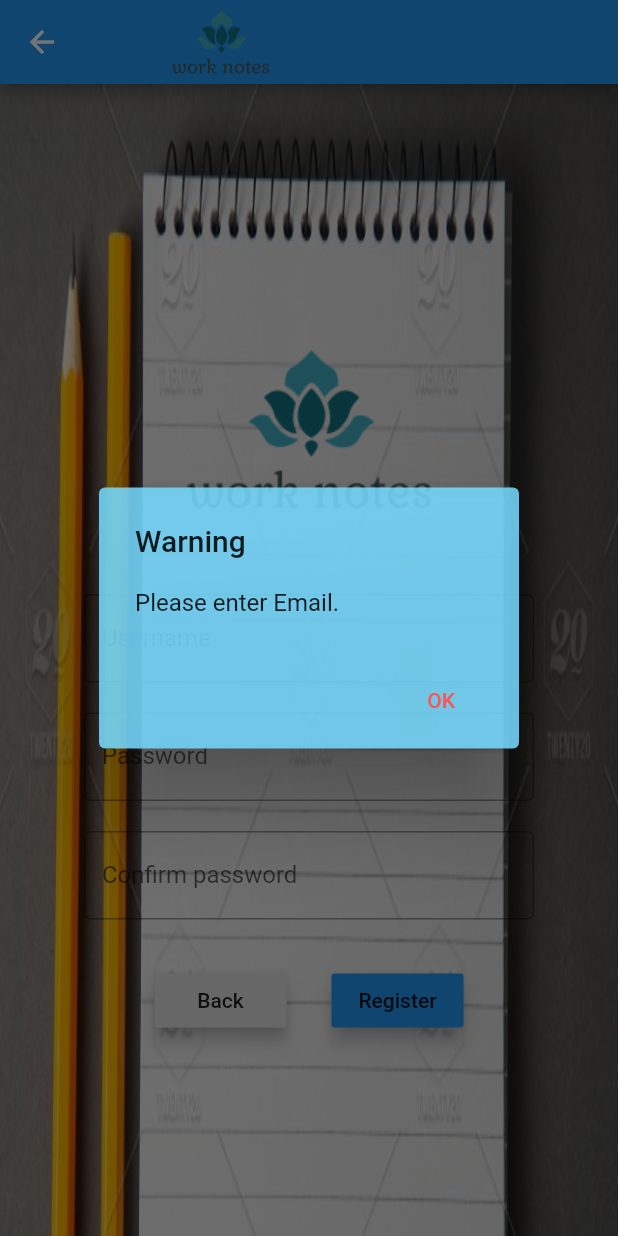
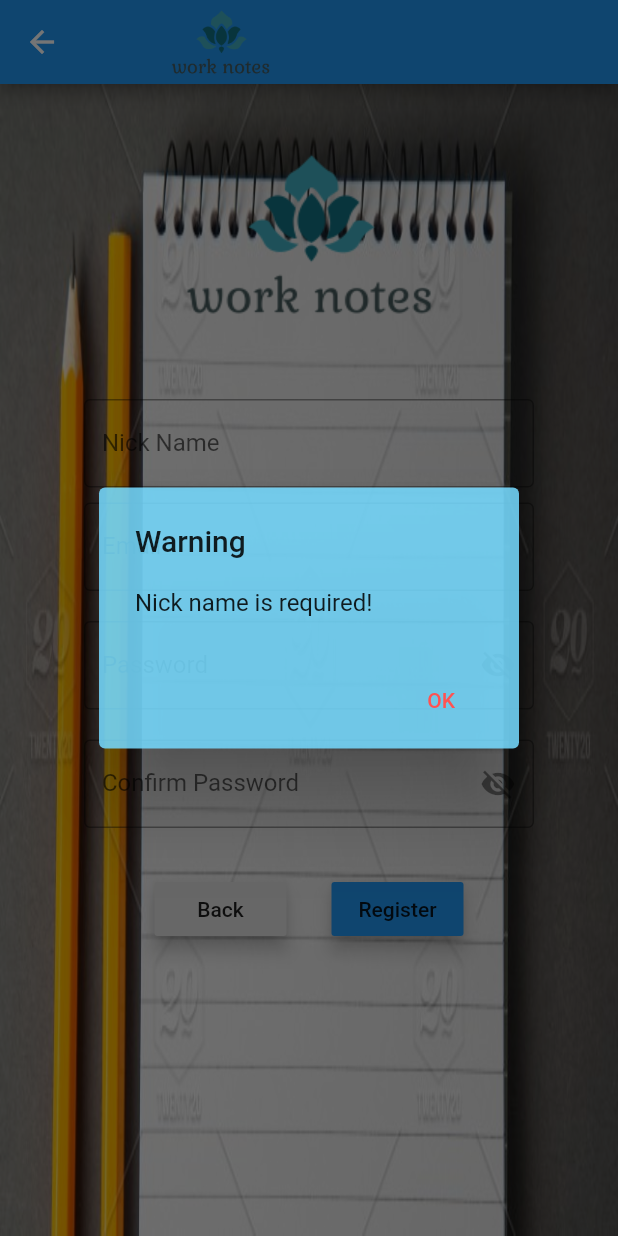
Before and after one commit to hieud1245k/work-notes, a Flutter app: the RegisterView screen opened directly, after a tap on "Register", on a phone screen of 412 x 824 dp. Run offline on Flutter 3.47's test engine with Material 2 defaults, Android fonts, the phone set to English and light mode, and no system bars; our stand-ins replace firebase_auth, firebase_core, firebase_database, toast; missing offline and left inert: dart:html, firebase, firebase_db_web_unofficial; accounts and stored records are empty; network calls fail.

Commit message:
Add nick name field, loading when register, format code

```diff
--- /dev/null
+++ b/lib/constant/Constant.dart
@@ -0,0 +1,5 @@
+class Constant {
+
+  static final String SIGN_IN_SUCCESS = "Sign in";
+  static final String SIGN_UP_SUCCESS = "Sign up";
+}
--- a/lib/service/AuthenticationService.dart
+++ b/lib/service/AuthenticationService.dart
@@ -1,4 +1,5 @@
 import 'package:firebase_auth/firebase_auth.dart';
+import 'package:worknotes/constant/Constant.dart';
 
 class AuthenticationService {
   final FirebaseAuth _firebaseAuth;
@@ -22,7 +23,7 @@ class AuthenticationService {
   Future<String> signIn({String email, String password}) async {
     try {
       await _firebaseAuth.signInWithEmailAndPassword(email: email, password: password);
-      return "Signed in";
+      return Constant.SIGN_IN_SUCCESS;
     } on FirebaseAuthException catch (e) {
       return e.message;
     }
@@ -35,7 +36,7 @@ class AuthenticationService {
   Future<String> signUp({String email, String password}) async {
     try {
       await _firebaseAuth.createUserWithEmailAndPassword(email: email, password: password);
-      return "Signed up";
+      return Constant.SIGN_UP_SUCCESS;
     } on FirebaseAuthException catch (e) {
       return e.message;
     }
--- a/lib/views/register/register_view.dart
+++ b/lib/views/register/register_view.dart
@@ -1,21 +1,37 @@
+import 'package:firebase_auth/firebase_auth.dart';
+import 'package:firebase_db_web_unofficial/firebasedbwebunofficial.dart';
 import 'package:flutter/material.dart';
-import 'package:worknotes/views/login/login_view.dart';
-import 'package:worknotes/widgets/navigation_bar/navigation_bar.dart';
+import 'package:provider/provider.dart';
+import 'package:worknotes/constant/Constant.dart';
 import 'package:worknotes/service/AuthenticationService.dart';
-import 'package:provider/provider.dart';
-import 'package:firebase_auth/firebase_auth.dart';
 
-Future<void> main() async {}
+final GlobalKey<ScaffoldState> _scaffoldKey = new GlobalKey<ScaffoldState>();
 
-class RegisterView extends StatelessWidget {
+class RegisterView extends StatefulWidget {
+  @override
+  State<StatefulWidget> createState() {
+    return _RegisterViewPage();
+  }
+}
+
+class _RegisterViewPage extends State<RegisterView> {
   final TextEditingController emailController = TextEditingController();
+  final TextEditingController nickNameController = TextEditingController();
   final TextEditingController passwordController = TextEditingController();
   final TextEditingController confirmPasswordController =
       TextEditingController();
 
+  var _isObscure = true;
+
+  @override
+  void initState() {
+    super.initState();
+  }
+
   @override
   Widget build(BuildContext context) {
     return Scaffold(
+      key: _scaffoldKey,
       appBar: AppBar(
         title: SizedBox(
           height: 80,
@@ -28,8 +44,7 @@ class RegisterView extends StatelessWidget {
               image: DecorationImage(
                   image: AssetImage("assets/background.jpg"),
                   fit: BoxFit.fill)),
-          child: Padding(
-            padding: const EdgeInsets.only(top: 130),
+          child: Center(
             child: Container(
               child: Column(
                 children: [
@@ -39,10 +54,24 @@ class RegisterView extends StatelessWidget {
                     child: Padding(
                       padding: const EdgeInsets.only(top: 10),
                       child: TextField(
+                        controller: nickNameController,
+                        decoration: InputDecoration(
+                          border: OutlineInputBorder(),
+                          labelText: 'Nick Name',
+                        ),
+                        onChanged: (text) {},
+                      ),
+                    ),
+                  ),
+                  Container(
+                    width: 300,
+                    child: Padding(
+                      padding: const EdgeInsets.only(top: 10),
+                      child: TextField(
                         controller: emailController,
                         decoration: InputDecoration(
                           border: OutlineInputBorder(),
-                          labelText: 'Username',
+                          labelText: 'Email',
                         ),
                         onChanged: (text) {},
                       ),
@@ -54,11 +83,19 @@ class RegisterView extends StatelessWidget {
                       padding: const EdgeInsets.only(top: 20),
                       child: TextField(
                         controller: passwordController,
-                        obscureText: true,
+                        obscureText: _isObscure,
                         decoration: InputDecoration(
-                          border: OutlineInputBorder(),
-                          labelText: 'Password',
-                        ),
+                            border: OutlineInputBorder(),
+                            labelText: 'Password',
+                            suffixIcon: IconButton(
+                                onPressed: () {
+                                  setState(() {
+                                    _isObscure = !_isObscure;
+                                  });
+                                },
+                                icon: Icon(_isObscure
+                                    ? Icons.visibility_off
+                                    : Icons.visibility))),
                       ),
                     ),
                   ),
@@ -68,11 +105,19 @@ class RegisterView extends StatelessWidget {
                       padding: const EdgeInsets.only(top: 20),
                       child: TextField(
                         controller: confirmPasswordController,
-                        obscureText: true,
+                        obscureText: _isObscure,
                         decoration: InputDecoration(
-                          border: OutlineInputBorder(),
-                          labelText: 'Confirm password',
-                        ),
+                            border: OutlineInputBorder(),
+                            labelText: 'Confirm Password',
+                            suffixIcon: IconButton(
+                                onPressed: () {
+                                  setState(() {
+                                    _isObscure = !_isObscure;
+                                  });
+                                },
+                                icon: Icon(_isObscure
+                                    ? Icons.visibility_off
+                                    : Icons.visibility))),
                       ),
                     ),
                   ),
@@ -83,6 +128,7 @@ class RegisterView extends StatelessWidget {
                       children: [
                         Padding(
                           padding: const EdgeInsets.only(right: 30),
+                          // ignore: deprecated_member_use
                           child: RaisedButton(
                             onPressed: () {
                               Navigator.pop(context);
@@ -91,41 +137,60 @@ class RegisterView extends StatelessWidget {
                             elevation: 5.0,
                           ),
                         ),
+                        // ignore: deprecated_member_use
                         RaisedButton(
                           color: Colors.blue,
-                          onPressed: () async {
-                            if (emailController.text.isEmpty)
-                            {
-                              showAlertDialog(context, "Please enter Email.");
-                            }
-                            else if (passwordController.text.isEmpty)
-                            {
-                              showAlertDialog(context, "Please enter Password.");
-                            }
-                            else if (confirmPasswordController.text.isEmpty)
-                            {
-                              showAlertDialog(context, "Please enter ConfirmPassword.");
-                            }
-                            else if (passwordController.text ==
+                          onPressed: () {
+                            if (nickNameController.text.trim().isEmpty) {
+                              showAlertDialog(context, "Nick name is required!");
+                            } else if (!emailController.text
+                                .toString()
+                                .trim()
+                                .isValidEmail()) {
+                              showAlertDialog(context, "Email format is incorrect!");
+                            } else if (passwordController.text !=
                                 confirmPasswordController.text) {
-                              try {
-                                UserCredential userCredential =
-                                    await FirebaseAuth.instance
-                                        .createUserWithEmailAndPassword(
-                                            email: emailController.text.trim(),
-                                            password: passwordController.text.trim());
-                                Navigator.pop(context);
-                              } on FirebaseAuthException catch (e) {
-                                if (e.code == 'weak-password') {
-                                  showAlertDialog(context, "The password provided is too weak.");
-                                } else if (e.code == 'email-already-in-use') {
-                                  showAlertDialog(context, "The account already exists for that email.");
+                              showAlertDialog(context,
+                                  "Password and ConfirmPassword must same.");
+                            } else {
+                              // ignore: deprecated_member_use
+                              _scaffoldKey.currentState.showSnackBar(
+                                SnackBar(
+                                  content: Row(
+                                    children: <Widget>[
+                                      CircularProgressIndicator(),
+                                      Text("Register..."),
+                                    ],
+                                  ),
+                                ),
+                              );
+
+                              context
+                                  .read<AuthenticationService>()
+                                  .signUp(
+                                      email: emailController.text.toString(),
+                                      password:
+                                          passwordController.text.toString())
+                                  .then((value) {
+                                if (value != Constant.SIGN_UP_SUCCESS) {
+                                  passwordController.text = "";
+                                  confirmPasswordController.text = "";
+                                  // ignore: deprecated_member_use
+                                  _scaffoldKey.currentState
+                                      // ignore: deprecated_member_use
+                                      .hideCurrentSnackBar();
+                                  showAlertDialog(context, value);
+                                } else {
+                                  var id =
+                                      FirebaseAuth.instance.currentUser.uid;
+                                  FirebaseDatabaseWeb.instance
+                                      .reference()
+                                      .child(id)
+                                      .child("name")
+                                      .set(nickNameController.text.toString());
+                                  Navigator.pop(context);
                                 }
-                              } catch (e) {
-                                showAlertDialog(context, e);
-                              }
-                            } else {
-                              showAlertDialog(context, "Password and ConfirmPassword must same.");
+                              });
                             }
                           },
                           child: Text('Register'),
@@ -141,7 +206,8 @@ class RegisterView extends StatelessWidget {
     );
   }
 
-  showAlertDialog(BuildContext context, String contend) {
+  showAlertDialog(BuildContext context, String content) {
+    // ignore: deprecated_member_use
     Widget okButton = FlatButton(
       child: Text("OK"),
       textColor: Colors.redAccent,
@@ -149,10 +215,9 @@ class RegisterView extends StatelessWidget {
         Navigator.pop(context);
       },
     );
-
     AlertDialog alert = AlertDialog(
       title: Text("Warning"),
-      content: Text(contend),
+      content: Text(content),
       backgroundColor: Color.fromARGB(220, 117, 218, 255),
       actions: [
         okButton,
@@ -167,3 +232,11 @@ class RegisterView extends StatelessWidget {
     );
   }
 }
+
+extension EmailValidator on String {
+  bool isValidEmail() {
+    return RegExp(
+            r'^(([^<>()[\]\\.,;:\s@\"]+(\.[^<>()[\]\\.,;:\s@\"]+)*)|(\".+\"))@((\[[0-9]{1,3}\.[0-9]{1,3}\.[0-9]{1,3}\.[0-9]{1,3}\])|(([a-zA-Z\-0-9]+\.)+[a-zA-Z]{2,}))$')
+        .hasMatch(this);
+  }
+}
```
Also changed, not shown: lib/views/login/login_view.dart (+49 -51 lines).
